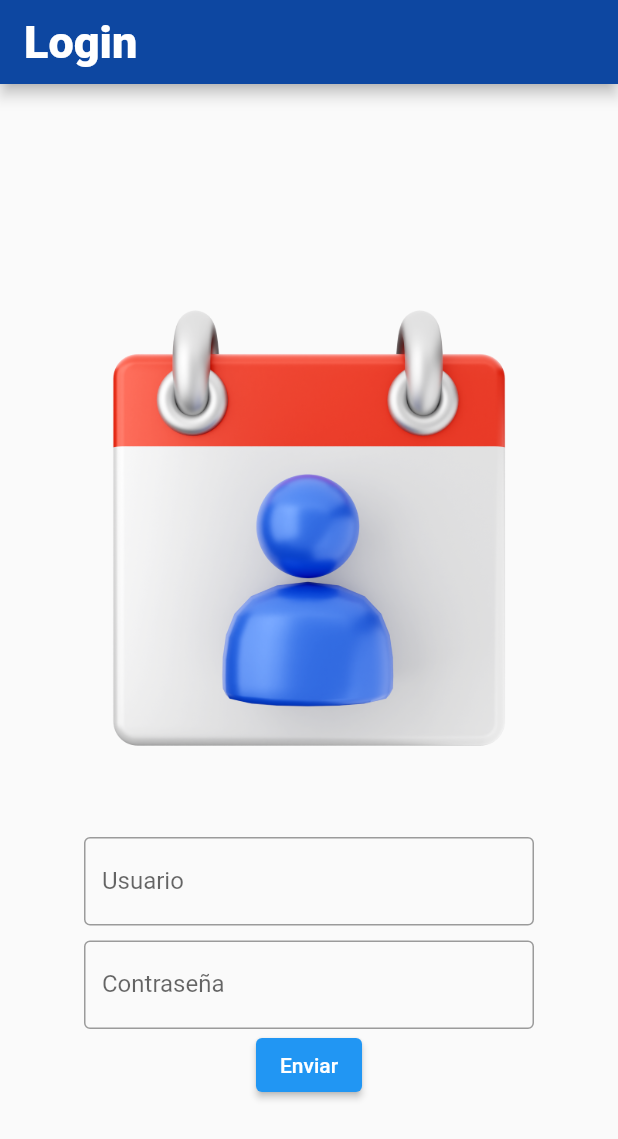
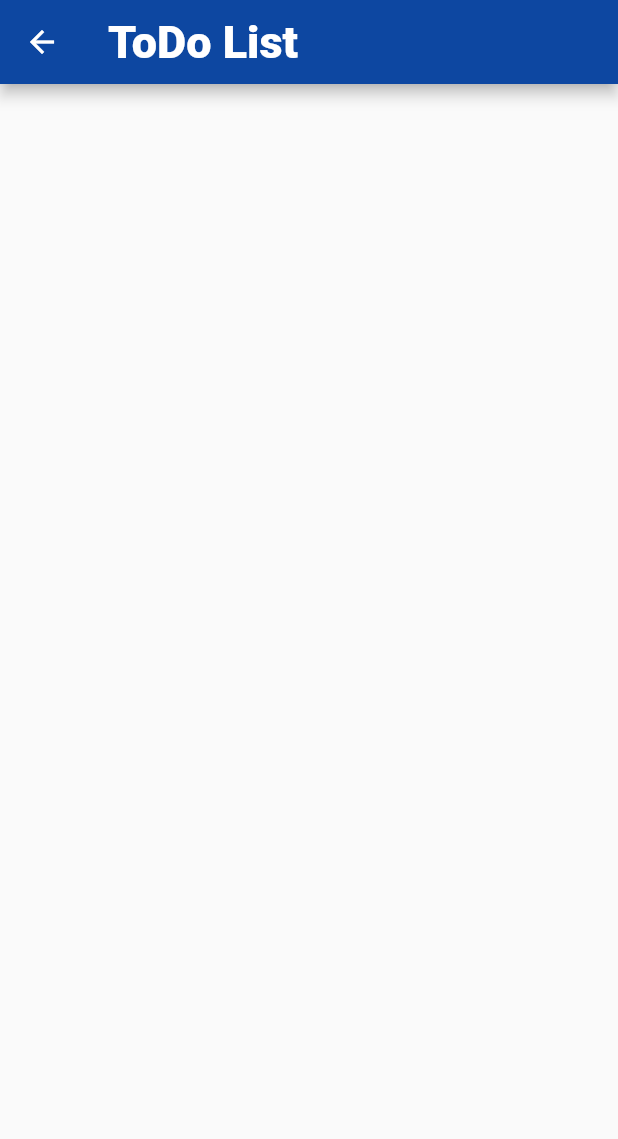
Before and after one commit to SebastianBelmonte01/todo_flutter, a Flutter app: the screen it shows after launch, after a tap on "Enviar", on a phone screen of 412 x 824 dp. Shown: the top 1139 px of the screen. Run offline on Flutter 3.47's test engine with Material 2 defaults, Android fonts, the phone set to English and light mode, and no system bars.

```diff
--- /dev/null
+++ b/lib/login.dart
@@ -0,0 +1,82 @@
+import 'package:flutter/material.dart';
+
+class MyCredentials extends StatefulWidget {
+  const MyCredentials({super.key});
+
+  @override
+  State<MyCredentials> createState() => _MyCredentialsState();
+}
+
+class _MyCredentialsState extends State<MyCredentials> {
+  final usernameController = TextEditingController();
+  final passwordController = TextEditingController();
+  @override
+  void dispose() {
+    usernameController.dispose();
+    passwordController.dispose();
+    super.dispose();
+  }
+
+  void eraseCredentials() {
+    usernameController.clear();
+    passwordController.clear();
+  }
+
+
+  @override
+  Widget build(BuildContext context) {
+    return  Column(
+      mainAxisAlignment: MainAxisAlignment.center,
+
+      children: [
+        const Image(image: AssetImage('assets/user-calendar.png'), ),
+        SizedBox(
+          width: 300,
+          child: TextField(
+            controller: usernameController,
+              decoration: const InputDecoration(
+                border: OutlineInputBorder(),
+                labelText: 'Usuario',
+              ),
+          ),
+        ),
+        const SizedBox(
+          height: 10,
+        ),
+        SizedBox(
+          width: 300,
+          child: TextField(
+            controller: passwordController,
+            obscureText: true,
+              decoration: const InputDecoration(
+                border: OutlineInputBorder(),
+                labelText: 'Contraseña',
+              ),
+          ),
+        ),
+        ElevatedButton(
+          onPressed:(){
+            eraseCredentials();
+            Navigator.pushNamed(context, '/todo');
+          },
+          child: Text("Enviar")
+        ),
+
+
+      ],
+    );
+  }
+}
+
+class MyLogin extends StatelessWidget {
+  const MyLogin({super.key});
+  @override
+  Widget build(BuildContext context) {
+    return Scaffold(
+      appBar: AppBar(title: const Text("Login", style: TextStyle(fontFamily: "Roboto", fontWeight: FontWeight.w900, fontSize: 30)), backgroundColor: Colors.blue[900],),
+      body: const Center(
+        child: MyCredentials()
+      ),
+    );
+  }
+}
--- a/lib/main.dart
+++ b/lib/main.dart
@@ -1,76 +1,25 @@
 import 'package:flutter/material.dart';
-
-class MyCredentials extends StatefulWidget {
-  const MyCredentials({super.key});
-
-  @override
-  State<MyCredentials> createState() => _MyCredentialsState();
-}
-
-class _MyCredentialsState extends State<MyCredentials> {
-  final usernameController = TextEditingController();
-  @override
-  void dispose() {
-    usernameController.dispose();
-    super.dispose();
-  }
-  @override
-  Widget build(BuildContext context) {
-    return  Column(
-      mainAxisAlignment: MainAxisAlignment.center,
-
-      children: [
-        const Image(image: AssetImage('assets/user-calendar.png'), ),
-        SizedBox(
-          width: 300,
-          child: TextField(
-            controller: usernameController,
-              decoration: const InputDecoration(
-                border: OutlineInputBorder(),
-                labelText: 'Usuario',
-              ),
-          ),
-        ),
-        const SizedBox(
-          height: 10,
-        ),
-        SizedBox(
-          width: 300,
-          child: TextField(
-            controller: usernameController,
-              decoration: const InputDecoration(
-                border: OutlineInputBorder(),
-                labelText: 'Contraseña',
-              ),
-          ),
-        ),
-        ElevatedButton(
-          onPressed: () => {print("La contraseña es ${usernameController.text}")},
-          child: Text("Enviar")
-        ),
-
-
-      ],
-    );
-  }
-}
-
-class MyLogin extends StatelessWidget {
-  const MyLogin({super.key});
-  @override
-  Widget build(BuildContext context) {
-    return Scaffold(
-      appBar: AppBar(title: const Text("Login", style: TextStyle(fontFamily: "Roboto", fontWeight: FontWeight.w900, fontSize: 30)), backgroundColor: Colors.blue[900],),
-      body: const Center(
-        child: MyCredentials()
-      ),
-    );
-  }
-}
+import 'package:todo_flutter/login.dart';
+import 'package:todo_flutter/todo.dart';
 
 
 void main() {
   runApp(const MaterialApp(
-    home: MyLogin(),
+    home: MyApp(),
   ));
 }
+
+class MyApp extends StatelessWidget {
+  const MyApp({super.key});
+
+  @override
+  Widget build(BuildContext context) {
+    return MaterialApp(
+      initialRoute: '/',
+      routes: {
+        '/': (context) => const MyLogin(),
+        '/todo':(context) => const MyTodo(),
+      },
+    );
+  }
+}
--- /dev/null
+++ b/lib/todo.dart
@@ -0,0 +1,13 @@
+import 'package:flutter/material.dart';
+
+class MyTodo extends StatelessWidget {
+  const MyTodo({super.key});
+
+  @override
+  Widget build(BuildContext context) {
+    return Scaffold(
+      appBar: AppBar(title: const Text("ToDo List", style: TextStyle(fontFamily: "Roboto", fontWeight: FontWeight.w900, fontSize: 30)), backgroundColor: Colors.blue[900],),
+
+    );
+  }
+}
```
